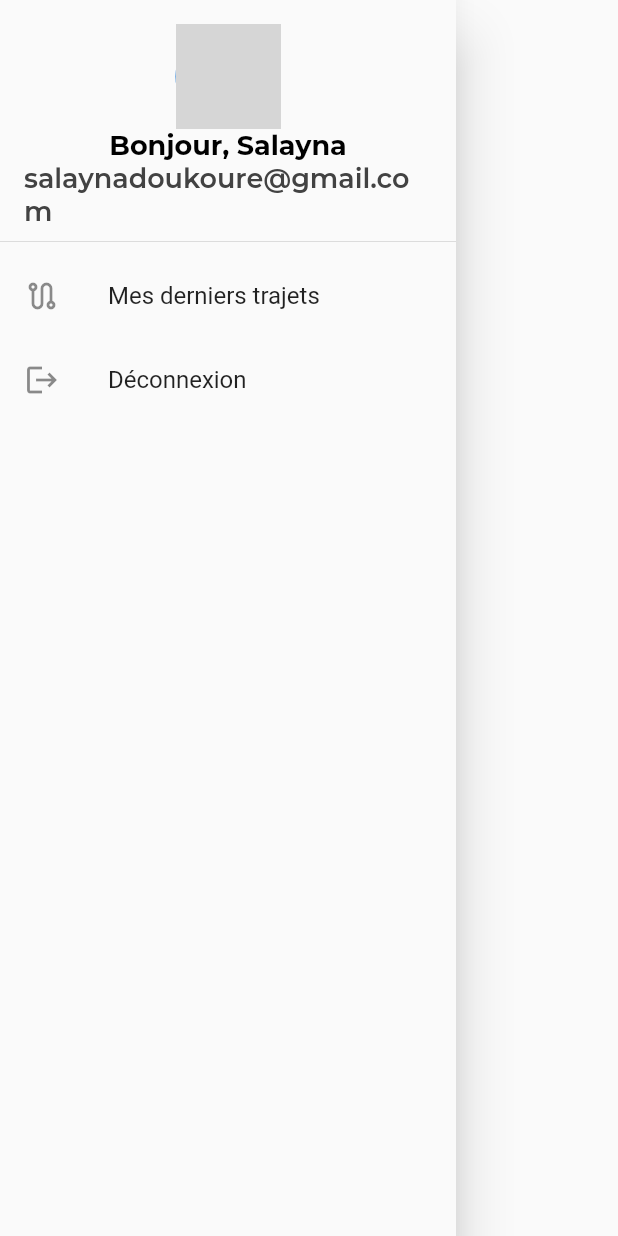
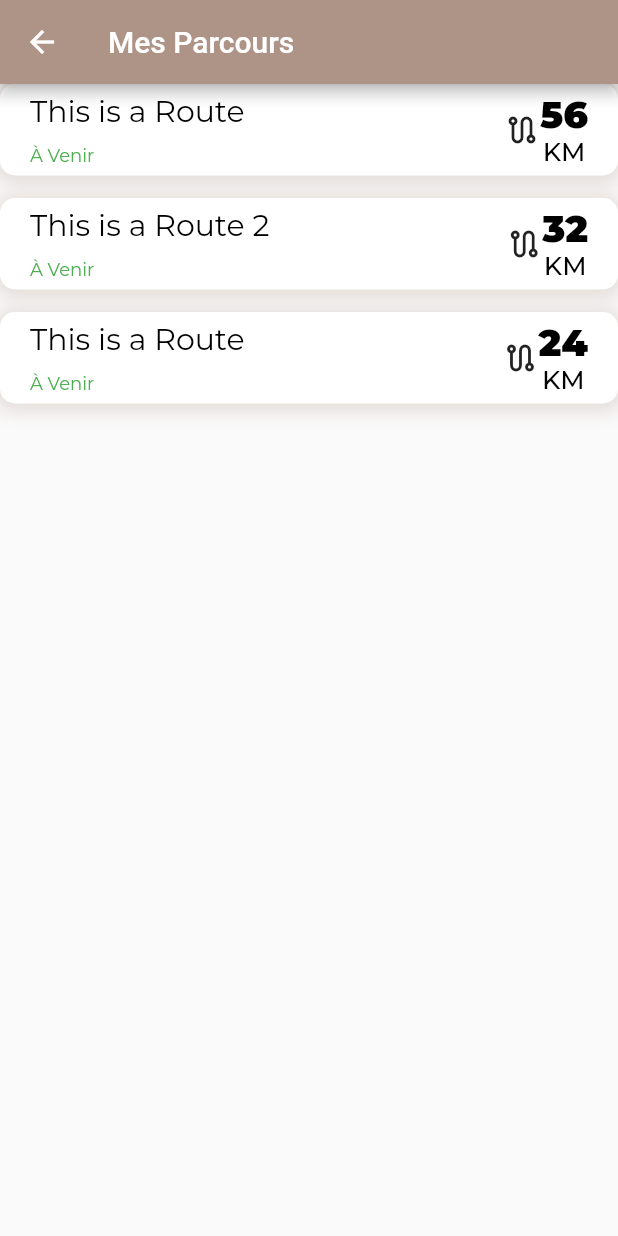
Before and after one commit to Brum-maps/brum_maps_app, a Flutter app: the AppDrawer widget shown alone on an empty page, opened directly, after a tap on "Mes derniers trajets", on a phone screen of 412 x 824 dp. Run offline on Flutter 3.47's test engine with Material 2 defaults, Android fonts, the phone set to English and light mode, and no system bars; our stand-ins replace bloc, equatable, flutter_bloc, geocoding, geolocator, google_fonts and 1 more; missing offline and left inert: flow_builder, flutter_polyline_points; network calls fail; grey boxes are pictures that could not be loaded.

Commit message:
last-routes pages

```diff
--- a/lib/home/widget/drawer.dart
+++ b/lib/home/widget/drawer.dart
@@ -1,3 +1,4 @@
+import 'package:brummaps/last_routes/view/last_routes_view.dart';
 import 'package:brummaps/user_profile/user_profile.dart';
 import 'package:flutter/material.dart';
 import 'package:google_fonts/google_fonts.dart';
@@ -49,7 +50,12 @@ class AppDrawer extends StatelessWidget {
                       Icons.route_outlined
                     ),
                     onTap: (){
-                      print('Navigate to My last reservations');
+                      Navigator.of(context).push(
+                          MaterialPageRoute(builder: (context) {
+                            return LastRoutesPage();
+                          },
+                          )
+                      );
                     },
                   ),
                   ListTile(
@@ -58,7 +64,6 @@ class AppDrawer extends StatelessWidget {
                         Icons.logout
                     ),
                     onTap: (){
-                      print('Navigate to My last reservations');
                     },
                   ),
                 ],
--- a/lib/implementation/iroute_provider.dart
+++ b/lib/implementation/iroute_provider.dart
@@ -1,4 +1,9 @@
+import '../model/model.dart';
+
 class IRouteProvider {
-  Future<List<Route>> fetchAll() {
-  }
+  List<Route>? fetchAll() {}
+  Route? getRoute(String id) {}
+  void pushRoute(Route route) {}
+  void deleteRoute(String id) {}
+  void editRoute(Route route) {}
 }
--- /dev/null
+++ b/lib/last_routes/cubit/last_routes_cubit.dart
@@ -0,0 +1,30 @@
+import 'package:bloc/bloc.dart';
+import 'package:brummaps/implementation/iroute_provider.dart';
+import 'package:brummaps/mock/mock_routes_controller.dart';
+import 'package:brummaps/model/model.dart';
+import 'package:equatable/equatable.dart';
+
+part 'last_routes_state.dart';
+
+class LastRoutesCubit extends Cubit<LastRoutesState> {
+  LastRoutesCubit({IRouteProvider? dataProvider}) : _iRouteProvider = dataProvider ?? MockRouteController(),
+        super(LastRoutesState(
+    status: LRouteStatus.initial,
+    routes: [],
+  ));
+  final IRouteProvider _iRouteProvider;
+
+  void fetch() {
+    var routes = _iRouteProvider.fetchAll();
+    print("routes in fetch cubit  ---> $routes");
+    if(routes != null && routes.isNotEmpty) {
+      emit(
+        LastRoutesState(status: LRouteStatus.loaded, routes: routes)
+      );
+    } else {
+      emit(
+        LastRoutesState(status: LRouteStatus.empty)
+      );
+    }
+  }
+}
--- /dev/null
+++ b/lib/last_routes/cubit/last_routes_state.dart
@@ -0,0 +1,18 @@
+part of 'last_routes_cubit.dart';
+
+enum LRouteStatus {
+  initial,
+  loading,
+  empty,
+  loaded
+}
+class LastRoutesState extends Equatable {
+  LastRoutesState({required this.status, this.routes});
+   final LRouteStatus status;
+   final List<Route>? routes;
+  @override
+  List<Object?> get props => [
+    status,
+    routes
+  ];
+}
--- /dev/null
+++ b/lib/last_routes/view/last_routes_view.dart
@@ -0,0 +1,147 @@
+import 'package:brummaps/implementation/iroute_provider.dart';
+import 'package:brummaps/last_routes/cubit/last_routes_cubit.dart';
+import 'package:brummaps/mock/mock_routes_controller.dart';
+import 'package:brummaps/model/model.dart' as m;
+import 'package:flutter/material.dart';
+import 'package:flutter_bloc/flutter_bloc.dart';
+import 'package:google_fonts/google_fonts.dart';
+
+class LastRoutesPage extends StatelessWidget {
+  LastRoutesPage({Key? key}) : super(key: key);
+  final IRouteProvider _iRouteProvider = MockRouteController();
+
+  @override
+  Widget build(BuildContext context) {
+    return BlocProvider(
+      create: (context) => LastRoutesCubit(dataProvider: _iRouteProvider),
+      child: _Content(),
+    );
+  }
+}
+
+class _Content extends StatelessWidget {
+  const _Content({
+    Key? key,
+  }) : super(key: key);
+
+  @override
+  Widget build(BuildContext context) {
+    context.read<LastRoutesCubit>().fetch();
+    return BlocBuilder<LastRoutesCubit, LastRoutesState>(
+      builder: (context, state) {
+        print(state.routes);
+        if(state.routes == null || state.routes!.isEmpty){
+          return Scaffold();
+        }
+        return Scaffold(
+          appBar: AppBar(
+            title: const Text('Mes Parcours'),
+          ),
+          body: ListView.separated(
+            separatorBuilder: (context, index) {
+              return const SizedBox(
+                height: 15,
+              );
+            },
+            itemCount: state.routes!.length,
+            itemBuilder: (context, index) {
+              return RouteItem(
+                route: state.routes![index]
+              );
+            },
+          ),
+        );
+      },
+    );
+  }
+}
+
+class RouteItem extends StatelessWidget {
+  const RouteItem({Key? key, required this.route}) : super(key: key);
+
+  final m.Route route;
+  @override
+  Widget build(BuildContext context) {
+    return GestureDetector(
+      onTap: () {
+        print("tapped");
+      },
+      child: Container(
+        decoration: BoxDecoration(
+          color: Colors.white,
+          boxShadow: [
+            BoxShadow(
+              color: const Color(0xFFAE9387).withOpacity(0.3),
+              blurRadius: 10,
+              spreadRadius: 3,
+              offset: Offset(0, 2),
+            )
+          ],
+          borderRadius: BorderRadius.circular(10),
+        ),
+        child: Padding(
+          padding: const EdgeInsets.symmetric(
+              horizontal: 20,
+              vertical: 5
+          ),
+          child: Row(
+            mainAxisAlignment: MainAxisAlignment.start,
+            children: [
+              Expanded(
+                flex: 2,
+                child: Column(
+                  crossAxisAlignment: CrossAxisAlignment.start,
+                  children: [
+                    Text(
+                      "${route.title}",
+                      style: GoogleFonts.montserrat(
+                          color: Colors.black,
+                          fontSize: 20
+                      ),
+                    ),
+                    const SizedBox(
+                      height: 10,
+                    ),
+                    Text(
+                      "À Venir",
+                      style: GoogleFonts.montserrat(
+                          color: Colors.green,
+                          fontSize: 12
+                      ),)
+                  ],
+                ),
+              ),
+              Row(
+                children: [
+                  const Icon(
+                    Icons.route_outlined
+                  ),
+                  Column(
+                    children: [
+                      Text(
+                        "${route.distance}",
+                        style: GoogleFonts.montserrat(
+                            color: Colors.black,
+                            fontWeight: FontWeight.w900,
+                            fontSize: 25
+                        ),
+                      ),
+                      Text(
+                        'KM',
+                        style: GoogleFonts.montserrat(
+                            color: Colors.black,
+                            fontWeight: FontWeight.w500,
+                            fontSize: 17
+                        ),
+                      )
+                    ],
+                  ),
+                ],
+              )
+            ],
+          ),
+        ),
+      ),
+    );
+  }
+}
--- /dev/null
+++ b/lib/mock/mock_routes_controller.dart
@@ -0,0 +1,36 @@
+import 'package:brummaps/implementation/iroute_provider.dart';
+import 'package:brummaps/model/route.dart';
+
+class MockRouteController implements IRouteProvider {
+  @override
+  void deleteRoute(String id) {
+    // TODO: implement deleteRoute
+  }
+
+  @override
+  void editRoute(Route route) {
+    // TODO: implement editRoute
+  }
+
+  @override
+  List<Route>? fetchAll() {
+    print("I'm here in MockRouteController");
+    return [
+      Route(title: "This is a Route", description: "Hmmmm this is a description I don't really know what else to tell you", steps: [], distance: 56, duration: 120),
+      Route(title: "This is a Route 2", description: "Hmmmm this is a description I don't really know what else to tell you", steps: [], distance: 32, duration: 120),
+      Route(title: "This is a Route", description: "Hmmmm this is a description I don't really know what else to tell you", steps: [], distance: 24, duration: 120)
+    ];
+  }
+
+  @override
+  Route? getRoute(String id) {
+    // TODO: implement getRoute
+    throw UnimplementedError();
+  }
+
+  @override
+  void pushRoute(Route route) {
+    // TODO: implement pushRoute
+  }
+
+}
--- a/lib/model/route.dart
+++ b/lib/model/route.dart
@@ -5,8 +5,10 @@ class Route extends Equatable {
   final String title;
   final String description;
   final List<Step> steps;
+  final int duration;
+  final int distance;
 
-  Route({required this.title, required this.description, required this.steps});
+  Route({required this.title, required this.description, required this.steps, required this.distance, required this.duration});
 
 
   @override
--- /dev/null
+++ b/lib/route_detail/view/route_detail_view.dart
@@ -0,0 +1,10 @@
+import 'package:flutter/material.dart';
+
+class RouteDetailPage extends StatelessWidget {
+  const RouteDetailPage({Key? key}) : super(key: key);
+
+  @override
+  Widget build(BuildContext context) {
+    return Container();
+  }
+}
```
Also changed, not shown: lib/last_routes/last_routes.dart (added), lib/route_detail/route_detail.dart (added).
